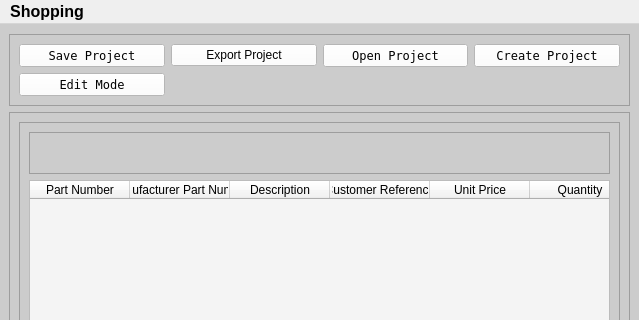
Thomas1B/Electronics-Inventory-Program, file Program_Files/project_window.ui: the form before one commit; both pictures show x 0 to 639 and y 0 to 320 of the 639 by 592 pixel window.
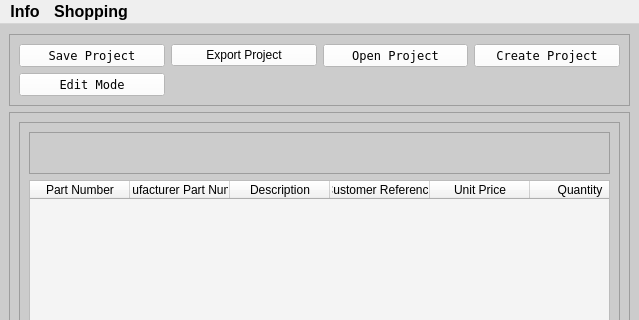
The form after the commit. Icons and pictures are not drawn.

Patch:
```diff
--- a/Program_Files/project_window.ui
+++ b/Program_Files/project_window.ui
@@ -598,6 +598,13 @@
     <addaction name="actionAdafruit"/>
     <addaction name="actionBC_Robotics"/>
    </widget>
+   <widget class="QMenu" name="menuInfo">
+    <property name="title">
+     <string>Info</string>
+    </property>
+    <addaction name="actionHow_to_use_Project_tool"/>
+   </widget>
+   <addaction name="menuInfo"/>
    <addaction name="menuShopping"/>
   </widget>
   <action name="actionDigiKey">
```
Left out of the diff: 9 changed lines with no effect on the pictures.
